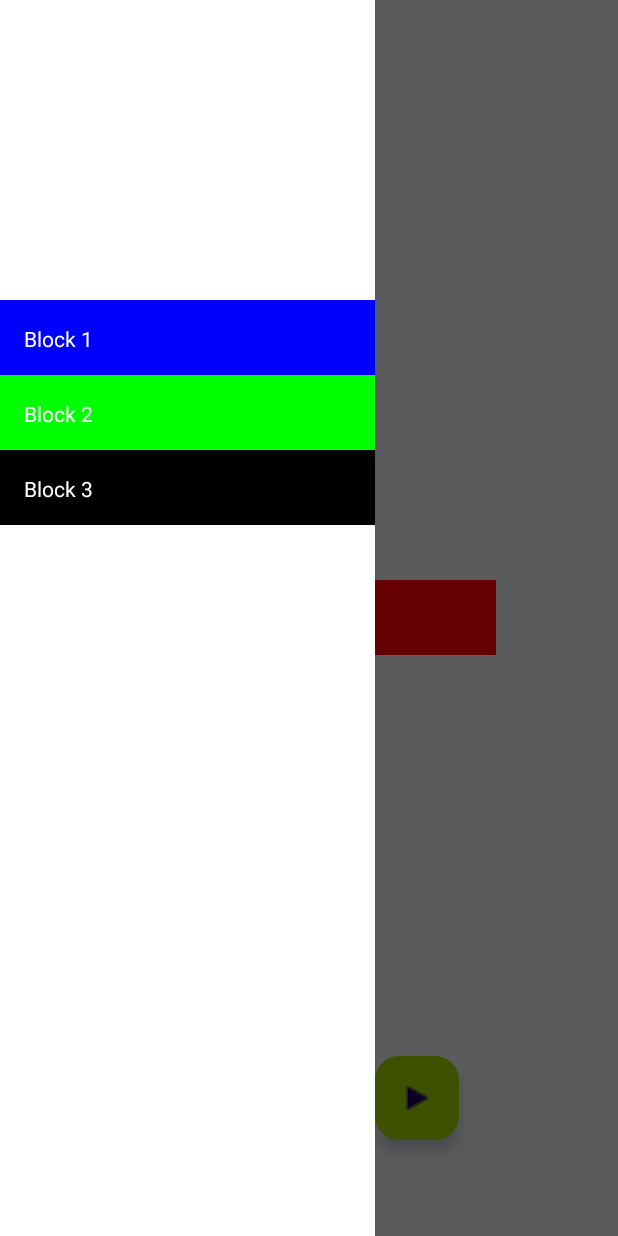
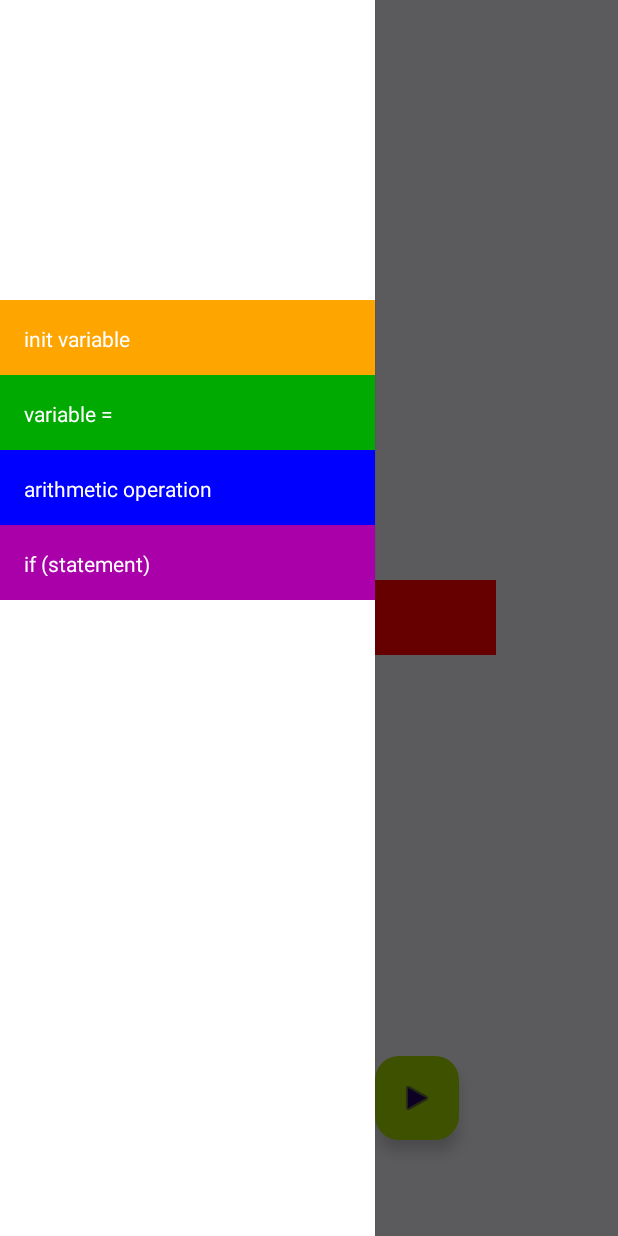
Before and after one commit to Lican1907/mainver2, an Android app: the MainActivity screen opened directly, with no data from a screen before it, with the side drawer open, on a phone screen of 412 x 824 dp. Run offline under Robolectric (Android 15) with nearby library versions, the phone set to English and light mode, and no system bars.

```diff
--- a/app/src/main/res/layout/activity_main.xml
+++ b/app/src/main/res/layout/activity_main.xml
@@ -135,27 +135,40 @@
         android:paddingTop="200dp">
 
         <TextView
-            android:layout_width="250dp"
+            android:id="@+id/block_init"
+            android:layout_width="match_parent"
+            android:layout_height="50dp"
+            android:background="#FFA500"
+            android:padding="16dp"
+            android:text="init variable"
+            android:textColor="#FFFFFF" />
+
+
+        <TextView
+            android:id="@+id/block_assign"
+            android:layout_width="match_parent"
+            android:layout_height="50dp"
+            android:background="#00AA00"
+            android:padding="16dp"
+            android:text="variable = "
+            android:textColor="#FFFFFF" />
+
+        <TextView
+            android:id="@+id/block_math"
+            android:layout_width="match_parent"
             android:layout_height="50dp"
             android:background="#0000FF"
             android:padding="16dp"
-            android:text="Block 1"
+            android:text="arithmetic operation"
             android:textColor="#FFFFFF" />
 
         <TextView
-            android:layout_width="250dp"
+            android:id="@+id/block_if"
+            android:layout_width="match_parent"
             android:layout_height="50dp"
-            android:background="#00FF00"
+            android:background="#AA00AA"
             android:padding="16dp"
-            android:text="Block 2"
-            android:textColor="#FFFFFF" />
-
-        <TextView
-            android:layout_width="250dp"
-            android:layout_height="50dp"
-            android:background="#000000"
-            android:padding="16dp"
-            android:text="Block 3"
+            android:text="if (statement)"
             android:textColor="#FFFFFF" />
 
     </LinearLayout>
```
Also changed, not shown: app/src/main/java/com/example/mainver2/MainActivity.kt (+59 -20 lines).
